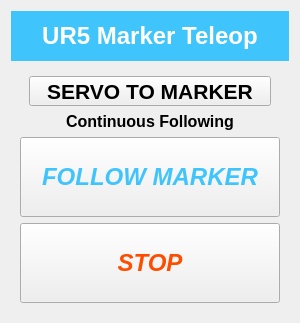
Before: the Qt Designer form simple_ur_driver/ui/marker_teleop.ui in futureneer/simple_ur, drawn with Qt 5.
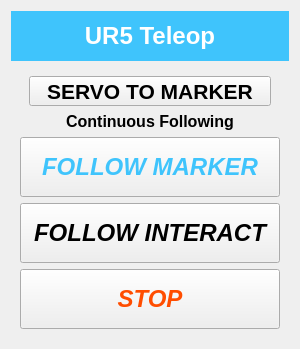
After: the same form once the commit is applied.

Commit message: integrated follow mode for razer hydra

```diff
--- a/simple_ur_driver/ui/marker_teleop.ui
+++ b/simple_ur_driver/ui/marker_teleop.ui
@@ -7,7 +7,7 @@
     <x>0</x>
     <y>0</y>
     <width>300</width>
-    <height>319</height>
+    <height>345</height>
    </rect>
   </property>
   <property name="minimumSize">
@@ -45,7 +45,7 @@
       <string notr="true">background-color:#3FC4FC;color:#ffffff</string>
      </property>
      <property name="text">
-      <string>UR5 Marker Teleop</string>
+      <string>UR5 Teleop</string>
      </property>
      <property name="alignment">
       <set>Qt::AlignCenter</set>
@@ -110,7 +110,7 @@
         <property name="minimumSize">
          <size>
           <width>0</width>
-          <height>80</height>
+          <height>60</height>
          </size>
         </property>
         <property name="font">
@@ -129,30 +129,6 @@
         </property>
        </widget>
       </item>
-      <item row="3" column="1">
-       <widget class="QPushButton" name="follow_stop_btn">
-        <property name="minimumSize">
-         <size>
-          <width>0</width>
-          <height>80</height>
-         </size>
-        </property>
-        <property name="font">
-         <font>
-          <pointsize>18</pointsize>
-          <weight>75</weight>
-          <italic>true</italic>
-          <bold>true</bold>
-         </font>
-        </property>
-        <property name="styleSheet">
-         <string notr="true">color:#FF4D00</string>
-        </property>
-        <property name="text">
-         <string>STOP</string>
-        </property>
-       </widget>
-      </item>
       <item row="1" column="1">
        <widget class="QLabel" name="label_2">
         <property name="maximumSize">
@@ -176,6 +152,51 @@
         </property>
        </widget>
       </item>
+      <item row="6" column="1">
+       <widget class="QPushButton" name="follow_stop_btn">
+        <property name="minimumSize">
+         <size>
+          <width>0</width>
+          <height>60</height>
+         </size>
+        </property>
+        <property name="font">
+         <font>
+          <pointsize>18</pointsize>
+          <weight>75</weight>
+          <italic>true</italic>
+          <bold>true</bold>
+         </font>
+        </property>
+        <property name="styleSheet">
+         <string notr="true">color:#FF4D00</string>
+        </property>
+        <property name="text">
+         <string>STOP</string>
+        </property>
+       </widget>
+      </item>
+      <item row="5" column="1">
+       <widget class="QPushButton" name="follow_interact_btn">
+        <property name="minimumSize">
+         <size>
+          <width>0</width>
+          <height>60</height>
+         </size>
+        </property>
+        <property name="font">
+         <font>
+          <pointsize>18</pointsize>
+          <weight>75</weight>
+          <italic>true</italic>
+          <bold>true</bold>
+         </font>
+        </property>
+        <property name="text">
+         <string>FOLLOW INTERACT</string>
+        </property>
+       </widget>
+      </item>
      </layout>
     </widget>
    </item>
```
Left out of the diff: 2 changed lines with no effect on the pictures. The commit also changes 2 other files.
